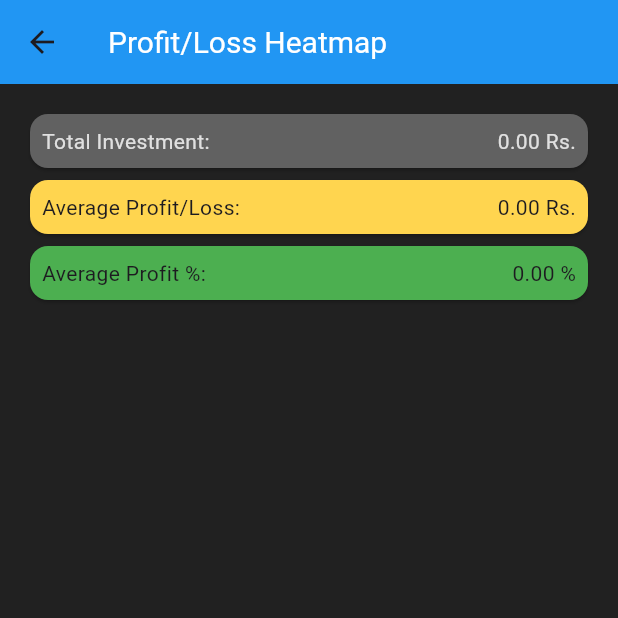
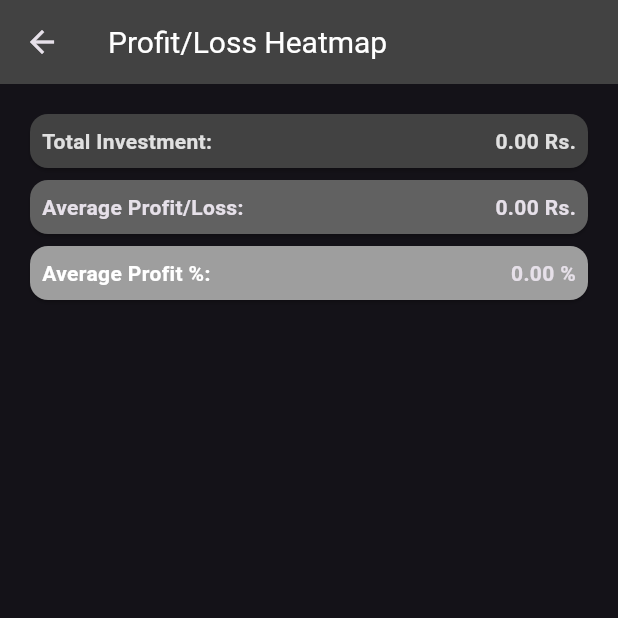
Before and after one commit to CodewithVipin/heatmap, a Flutter app: the screen it shows after launch, after a tap on "View Heatmap", on a phone screen of 412 x 824 dp, the top half of it. Run offline on Flutter 3.47's test engine with Material 3 defaults, Android fonts, the phone set to English and light mode, and no system bars; our stand-ins replace hive, hive_flutter; accounts and stored records are empty.

Commit message:
color_updated_according_to_dark_mode

```diff
--- a/lib/main.dart
+++ b/lib/main.dart
@@ -16,7 +16,7 @@ class MyApp extends StatelessWidget {
     return MaterialApp(
       debugShowCheckedModeBanner: false,
       theme: ThemeData(
-        brightness: Brightness.light,
+        brightness: Brightness.dark,
         primarySwatch: Colors.blue,
         scaffoldBackgroundColor: Colors.white,
         appBarTheme: const AppBarTheme(
@@ -33,11 +33,6 @@ class MyApp extends StatelessWidget {
           backgroundColor: Colors.grey,
           titleTextStyle: TextStyle(color: Colors.white, fontSize: 20),
         ),
-        textTheme: const TextTheme(
-          bodyLarge: TextStyle(color: Colors.white70),
-          bodyMedium: TextStyle(color: Colors.white70),
-          titleMedium: TextStyle(color: Colors.amber),
-        ),
         iconTheme: const IconThemeData(color: Colors.amber),
       ),
       themeMode:
--- a/lib/screens/heat_map_screen.dart
+++ b/lib/screens/heat_map_screen.dart
@@ -30,13 +30,34 @@ class _HeatmapScreenState extends State<HeatmapScreen> {
         totalInvestment == 0 ? 0.0 : (totalProfit / totalInvestment) * 100;
 
     return Scaffold(
-      backgroundColor: Colors.grey.shade900,
-      appBar: AppBar(title: const Text("Profit/Loss Heatmap")),
+      backgroundColor: ThemeData.dark().scaffoldBackgroundColor,
+      appBar: AppBar(
+          backgroundColor: Colors.grey.shade800,
+          title: const Text("Profit/Loss Heatmap")),
       body: Padding(
         padding: const EdgeInsets.all(16.0),
         child: Column(
           crossAxisAlignment: CrossAxisAlignment.start,
           children: [
+            Card(
+              color: Colors.grey.shade800,
+              child: Padding(
+                padding: const EdgeInsets.all(8.0),
+                child: Row(
+                  mainAxisAlignment: MainAxisAlignment.spaceBetween,
+                  children: [
+                    Text("Total Investment: ",
+                        style: TextStyle(
+                            color: Colors.grey.shade300,
+                            fontWeight: FontWeight.bold)),
+                    Text("${totalInvestment.toStringAsFixed(2)} Rs.",
+                        style: TextStyle(
+                            color: Colors.grey.shade300,
+                            fontWeight: FontWeight.bold)),
+                  ],
+                ),
+              ),
+            ),
             Card(
               color: Colors.grey.shade700,
               child: Padding(
@@ -44,36 +65,34 @@ class _HeatmapScreenState extends State<HeatmapScreen> {
                 child: Row(
                   mainAxisAlignment: MainAxisAlignment.spaceBetween,
                   children: [
-                    Text("Total Investment: ",
-                        style: TextStyle(color: Colors.grey.shade300)),
-                    Text("${totalInvestment.toStringAsFixed(2)} Rs.",
-                        style: TextStyle(color: Colors.grey.shade300)),
+                    const Text(
+                      "Average Profit/Loss: ",
+                      style: TextStyle(fontWeight: FontWeight.bold),
+                    ),
+                    Text(
+                      "${avgProfit.toStringAsFixed(2)} Rs.",
+                      style: TextStyle(fontWeight: FontWeight.bold),
+                    ),
                   ],
                 ),
               ),
             ),
             Card(
-              color: Colors.amber.shade300,
+              color: Colors.grey.shade500,
               child: Padding(
                 padding: const EdgeInsets.all(8.0),
                 child: Row(
                   mainAxisAlignment: MainAxisAlignment.spaceBetween,
                   children: [
-                    const Text("Average Profit/Loss: "),
-                    Text("${avgProfit.toStringAsFixed(2)} Rs."),
-                  ],
-                ),
-              ),
-            ),
-            Card(
-              color: Colors.green,
-              child: Padding(
-                padding: const EdgeInsets.all(8.0),
-                child: Row(
-                  mainAxisAlignment: MainAxisAlignment.spaceBetween,
-                  children: [
-                    const Text("Average Profit %:"),
-                    Text(" ${avgProfitPercent.toStringAsFixed(2)} %"),
+                    const Text(
+                      "Average Profit %:",
+                      style: TextStyle(
+                          fontWeight: FontWeight.bold, color: Colors.white),
+                    ),
+                    Text(
+                      " ${avgProfitPercent.toStringAsFixed(2)} %",
+                      style: TextStyle(fontWeight: FontWeight.bold),
+                    ),
                   ],
                 ),
               ),
@@ -143,10 +162,10 @@ class _HeatmapScreenState extends State<HeatmapScreen> {
                     },
                     child: Container(
                       decoration: BoxDecoration(
-                        borderRadius: BorderRadius.circular(35),
+                        borderRadius: BorderRadius.circular(8),
                         color: record.profitOrLoss >= 0
-                            ? Colors.green.shade700
-                            : Colors.red.shade700,
+                            ? const Color.fromARGB(255, 125, 147, 104)
+                            : const Color.fromARGB(255, 190, 127, 127),
                       ),
                       margin: const EdgeInsets.all(5.0),
                       child: Center(
@@ -169,7 +188,7 @@ class _HeatmapScreenState extends State<HeatmapScreen> {
       floatingActionButton: Visibility(
         visible: _tradingDataBox.isNotEmpty,
         child: FloatingActionButton(
-          backgroundColor: Colors.red,
+          backgroundColor: Color.fromARGB(255, 190, 127, 127),
           onPressed: () {
             // Check if there are any records before showing the confirmation dialog
             if (_tradingDataBox.isEmpty) {
--- a/lib/screens/record_entry_screen.dart
+++ b/lib/screens/record_entry_screen.dart
@@ -89,7 +89,10 @@ class _RecordEntryScreenState extends State<RecordEntryScreen> {
   @override
   Widget build(BuildContext context) {
     return Scaffold(
-      appBar: AppBar(title: const Text("Record Profit/Loss")),
+      backgroundColor: ThemeData.dark().scaffoldBackgroundColor,
+      appBar: AppBar(
+          backgroundColor: Colors.grey.shade800,
+          title: const Text("Record Profit/Loss")),
       body: Padding(
         padding: const EdgeInsets.all(16.0),
         child: Column(
@@ -101,40 +104,71 @@ class _RecordEntryScreenState extends State<RecordEntryScreen> {
                     _selectedDate == null
                         ? "No date selected"
                         : "Date: ${DateFormat('d MMMM, yyyy').format(_selectedDate!)}",
+                    style: TextStyle(color: Colors.white70),
                   ),
                 ),
                 TextButton(
                   onPressed: () => _pickDate(context),
-                  child: const Text("Pick Date"),
+                  child: const Text(
+                    "Pick Date",
+                    style: TextStyle(color: Colors.white70),
+                  ),
                 ),
               ],
             ),
             TextField(
+              style: TextStyle(color: Colors.white70),
               controller: _profitLossController,
               keyboardType: TextInputType.number,
-              decoration:
-                  const InputDecoration(labelText: "Profit/Loss Amount"),
+              decoration: const InputDecoration(
+                  labelText: "Profit/Loss Amount",
+                  labelStyle: TextStyle(color: Colors.white70)),
             ),
             TextField(
+              style: TextStyle(color: Colors.white70),
               controller: _reasonController,
-              decoration: const InputDecoration(labelText: "Reason"),
+              decoration: const InputDecoration(
+                  labelText: "Reason",
+                  labelStyle: TextStyle(color: Colors.white70)),
             ),
             TextField(
+              style: TextStyle(color: Colors.white70),
               controller: _investmentController,
               keyboardType: TextInputType.number,
-              decoration: const InputDecoration(labelText: "Investment Amount"),
+              decoration: const InputDecoration(
+                  labelText: "Investment Amount",
+                  labelStyle: TextStyle(color: Colors.white70)),
             ),
             const SizedBox(height: 20),
-            ElevatedButton(
+            Row(
+              mainAxisAlignment: MainAxisAlignment.spaceBetween,
+              children: [
+                MaterialButton(
+                  height: 48,
+                  color: Colors.grey.shade800,
                   onPressed: () => _saveRecord(context),
-              child: const Text("Save Record"),
+                  child: const Text("Save Record",
+                      style: TextStyle(
+                        fontWeight: FontWeight.bold,
+                        color: Colors.white70,
+                      )),
                 ),
-            ElevatedButton(
+                MaterialButton(
+                  height: 48,
+                  color: Colors.grey.shade800,
                   onPressed: () {
                     Navigator.push(context,
                         MaterialPageRoute(builder: (_) => HeatmapScreen()));
                   },
-              child: const Text("View Heatmap"),
+                  child: const Text(
+                    "View Heatmap",
+                    style: TextStyle(
+                      fontWeight: FontWeight.bold,
+                      color: Colors.white70,
+                    ),
+                  ),
+                ),
+              ],
             ),
           ],
         ),
--- a/lib/screens/splash_screen.dart
+++ b/lib/screens/splash_screen.dart
@@ -14,9 +14,13 @@ class SplashScreen extends StatelessWidget {
     });
 
     return Scaffold(
+      backgroundColor: ThemeData.dark().scaffoldBackgroundColor,
       body: Center(
         child: Text("Option Trading App",
-            style: TextStyle(fontSize: 24, fontWeight: FontWeight.bold)),
+            style: TextStyle(
+                color: Colors.white70,
+                fontSize: 24,
+                fontWeight: FontWeight.bold)),
       ),
     );
   }
```
Lines whose indentation alone changed are shown as unchanged.
